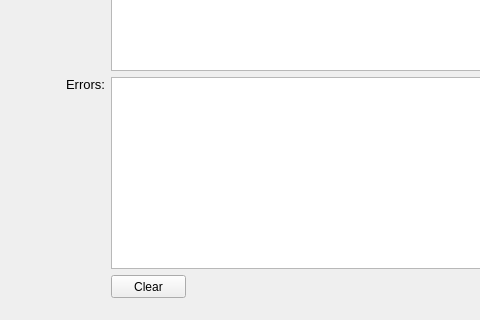
The window that SqlReport.ui (mosling/SQLReport) describes before a commit, drawn with Qt 5; both pictures show x 0 to 480 and y 456 to 776 of the 1003 by 776 pixel window.
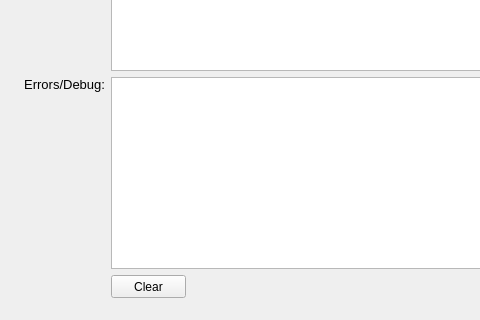
The same window after the commit.

```diff
--- a/SqlReport.ui
+++ b/SqlReport.ui
@@ -658,7 +658,7 @@
           </font>
          </property>
          <property name="text">
-          <string>Errors:</string>
+          <string>Errors/Debug:</string>
          </property>
          <property name="alignment">
           <set>Qt::AlignRight|Qt::AlignTop|Qt::AlignTrailing</set>
```
